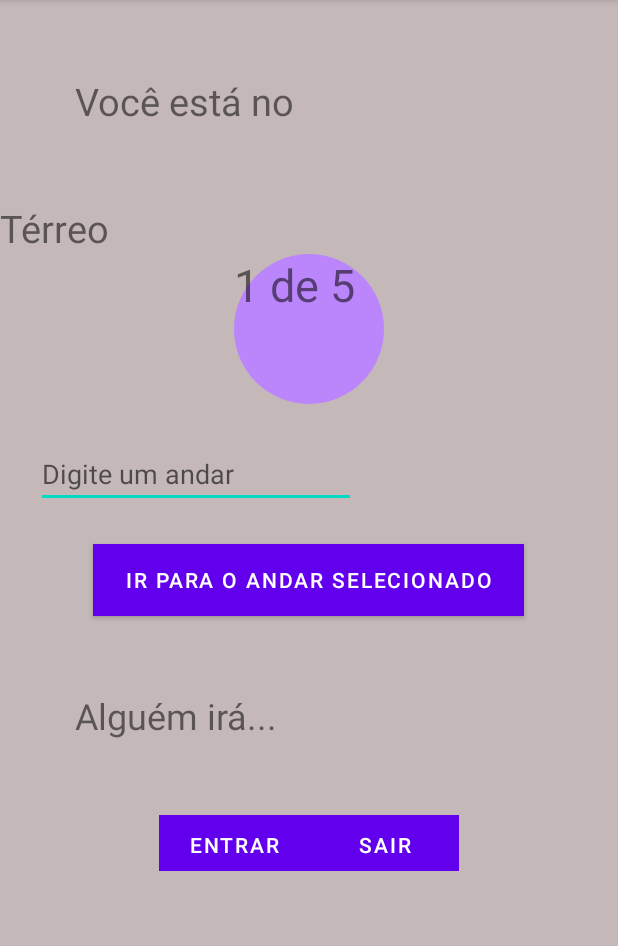
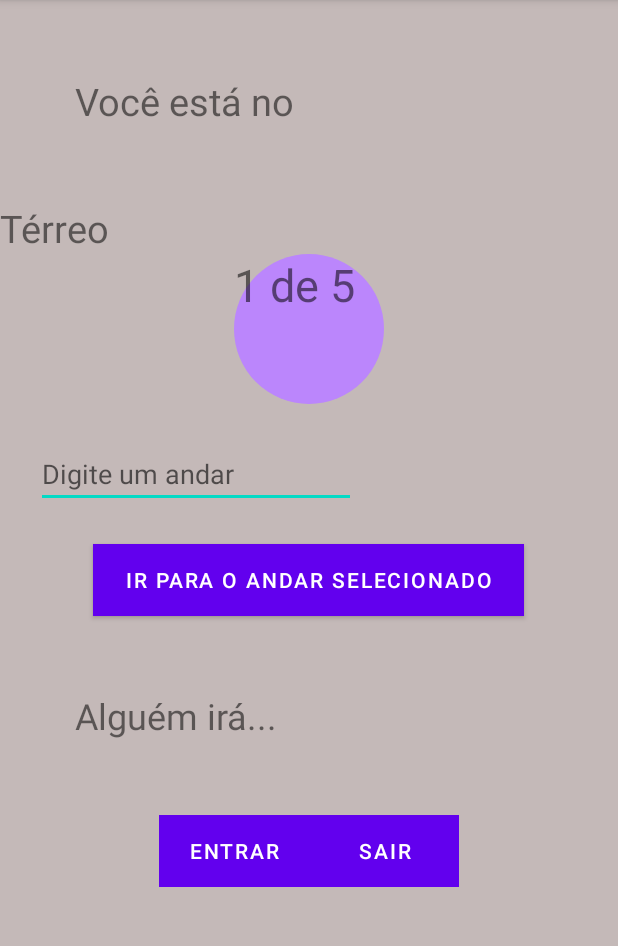
Before and after one commit to juliana-dalmaso/Elevador-ViC, an Android app: the screen it shows after launch (MainActivity), after a tap on "ENTRAR", on a phone screen of 412 x 824 dp, the part 84-1030 px from its top. Run offline under Robolectric (Android 15) with nearby library versions, the phone set to English and light mode, and no system bars.

```diff
--- a/app/src/main/java/com/juliana/elevador/MainActivity.kt
+++ b/app/src/main/java/com/juliana/elevador/MainActivity.kt
@@ -15,7 +15,7 @@ class MainActivity : AppCompatActivity() {
     lateinit var qualAndar: Button
     lateinit var entrar: Button
     lateinit var sair: Button
-    var Exibir = Elevador(0, 0)
+
 
     override fun onCreate(savedInstanceState: Bundle?) {
         super.onCreate(savedInstanceState)
@@ -29,13 +29,12 @@ class MainActivity : AppCompatActivity() {
         sair = findViewById(R.id.btnSair)
 
         val totalAndar = 10
-        var totalPessoas = 0
+        var Exibir = Elevador(0, 0)
+
         andar.text = "Térreo"
-        pessoas.text = "$totalPessoas de 5"
-
+        pessoas.text = "0 de 5"
 
         qualAndar.setOnClickListener{
-
 
             val Andar = andarAtual?.text.toString()
             val AndarEmNumero = Andar.toIntOrNull()
@@ -60,29 +59,24 @@ class MainActivity : AppCompatActivity() {
 
         entrar.setOnClickListener{
 
-                if (totalPessoas > 4)
+                if (Exibir.pessoas > 4)
                     Toast.makeText(this, "Elevador lotado!", Toast.LENGTH_SHORT).show()
                 else {
-                    totalPessoas = totalPessoas + 1
-
-                    Exibir.pessoas = totalPessoas
+                    Exibir.pessoas = Exibir.pessoas + 1
                     pessoas.text = "${Exibir.pessoas} de 5"
                 }
-
 
         }
 
         sair.setOnClickListener {
-                if (totalPessoas == 0)
+                if (Exibir.pessoas == 0)
                     Toast.makeText(this, "Elevador vazio!", Toast.LENGTH_SHORT).show()
                 else {
-                    totalPessoas = totalPessoas - 1
-                    Exibir.pessoas = totalPessoas
+                    Exibir.pessoas = Exibir.pessoas - 1
                     pessoas.text = "${Exibir.pessoas} de 5"
                 }
             }
 
-
         }
 
     }
--- a/app/src/main/res/layout/activity_main.xml
+++ b/app/src/main/res/layout/activity_main.xml
@@ -91,7 +91,7 @@
         <Button
             android:id="@+id/btnSair"
             android:layout_width="100dp"
-            android:layout_height="37dp"
+            android:layout_height="match_parent"
             android:layout_gravity="center"
             android:background="@android:color/holo_red_dark"
             android:text="Sair" />
```
Lines whose indentation alone changed are shown as unchanged.
